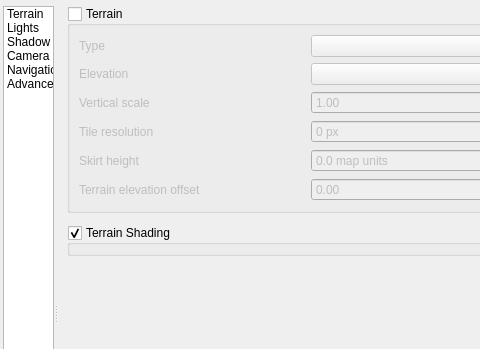
This is src/ui/3d/map3dconfigwidget.ui in carsmie/QGIS as Qt 5 draws it before an edit; both pictures show x 0 to 480 and y 0 to 349 of the 775 by 620 pixel window. The edited form follows.
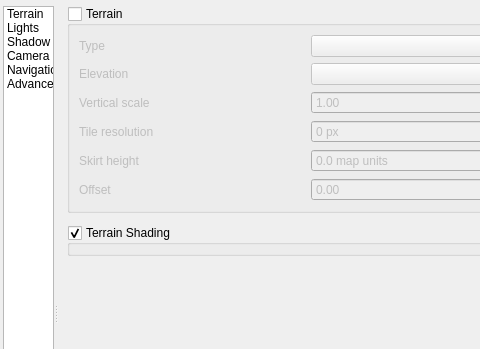
This is the edited form. The open tabs and pages were chosen to show the change. Icons and pictures are not drawn. Custom widgets are drawn as their Qt base class.

Commit message:
[needs-docs] Use "Offset" label for terrain in 3D Map settings
same as in project properties

Patch:
```diff
--- a/src/ui/3d/map3dconfigwidget.ui
+++ b/src/ui/3d/map3dconfigwidget.ui
@@ -330,7 +330,7 @@
                   <item row="5" column="0">
                    <widget class="QLabel" name="label_12">
                     <property name="text">
-                     <string>Terrain elevation offset</string>
+                     <string>Offset</string>
                     </property>
                    </widget>
                   </item>
```
Left out of the diff: 2 changed lines with no effect on the pictures.
